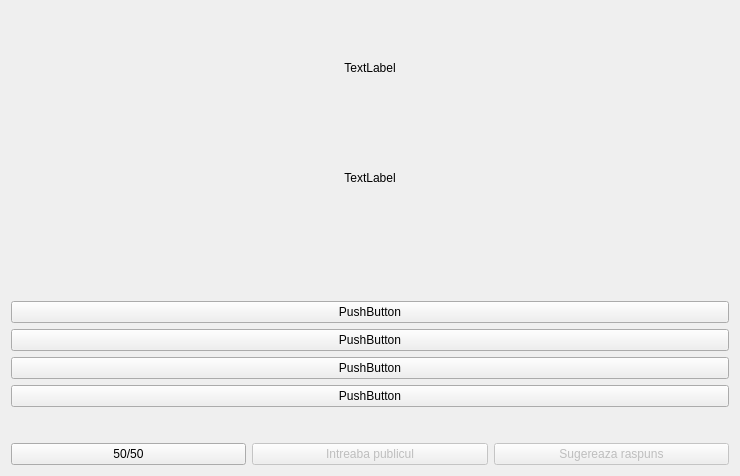
Old version of the form Triviador/UI/forms/MCQuestion.ui in the repository andonealexandru/Triviador.
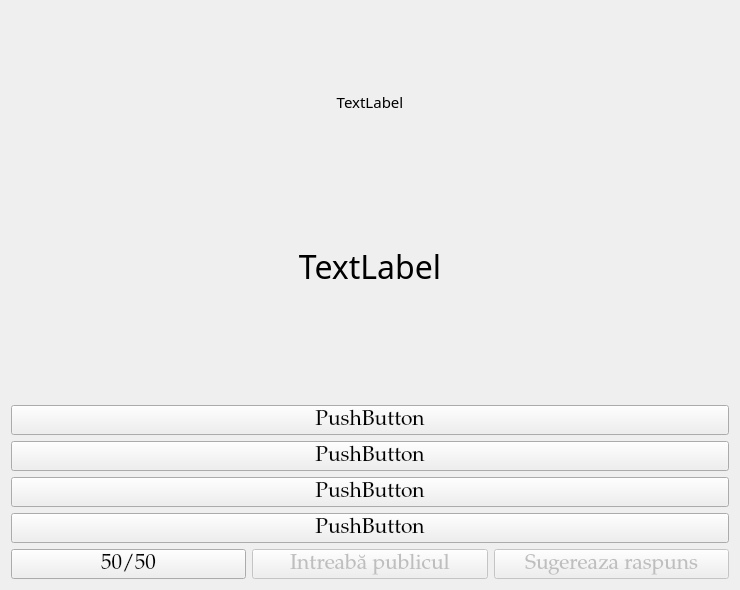
New version of the form.

```diff
--- a/Triviador/UI/forms/MCQuestion.ui
+++ b/Triviador/UI/forms/MCQuestion.ui
@@ -28,13 +28,19 @@
         <property name="sizeHint" stdset="0">
          <size>
           <width>20</width>
-          <height>50</height>
+          <height>80</height>
          </size>
         </property>
        </spacer>
       </item>
       <item>
        <widget class="QLabel" name="mcquestion">
+        <property name="font">
+         <font>
+          <family>MV Boli</family>
+          <pointsize>11</pointsize>
+         </font>
+        </property>
         <property name="text">
          <string>TextLabel</string>
         </property>
@@ -54,7 +60,7 @@
         <property name="sizeHint" stdset="0">
          <size>
           <width>20</width>
-          <height>90</height>
+          <height>125</height>
          </size>
         </property>
        </spacer>
@@ -67,6 +73,12 @@
           <verstretch>0</verstretch>
          </sizepolicy>
         </property>
+        <property name="font">
+         <font>
+          <family>MV Boli</family>
+          <pointsize>24</pointsize>
+         </font>
+        </property>
         <property name="text">
          <string>TextLabel</string>
         </property>
@@ -81,22 +93,28 @@
          <enum>Qt::Vertical</enum>
         </property>
         <property name="sizeType">
-         <enum>QSizePolicy::MinimumExpanding</enum>
+         <enum>QSizePolicy::Fixed</enum>
         </property>
         <property name="sizeHint" stdset="0">
          <size>
           <width>20</width>
-          <height>70</height>
+          <height>110</height>
          </size>
         </property>
        </spacer>
       </item>
       <item>
        <layout class="QGridLayout" name="gridLayout">
-        <item row="7" column="0">
+        <item row="6" column="0">
          <layout class="QHBoxLayout" name="horizontalLayout">
           <item>
            <widget class="QPushButton" name="ho1">
+            <property name="font">
+             <font>
+              <family>Palatino Linotype</family>
+              <pointsize>16</pointsize>
+             </font>
+            </property>
             <property name="text">
              <string>50/50</string>
             </property>
@@ -107,8 +125,14 @@
             <property name="enabled">
              <bool>false</bool>
             </property>
+            <property name="font">
+             <font>
+              <family>Palatino Linotype</family>
+              <pointsize>16</pointsize>
+             </font>
+            </property>
             <property name="text">
-             <string>Intreaba publicul</string>
+             <string>Intreabă publicul</string>
             </property>
            </widget>
           </item>
@@ -117,6 +141,12 @@
             <property name="enabled">
              <bool>false</bool>
             </property>
+            <property name="font">
+             <font>
+              <family>Palatino Linotype</family>
+              <pointsize>16</pointsize>
+             </font>
+            </property>
             <property name="text">
              <string>Sugereaza raspuns</string>
             </property>
@@ -133,29 +163,38 @@
         </item>
         <item row="1" column="0">
          <widget class="QPushButton" name="a2">
+          <property name="font">
+           <font>
+            <family>Palatino Linotype</family>
+            <pointsize>16</pointsize>
+           </font>
+          </property>
           <property name="text">
            <string>PushButton</string>
           </property>
          </widget>
         </item>
-        <item row="6" column="0">
-         <spacer name="verticalSpacer">
-          <property name="orientation">
-           <enum>Qt::Vertical</enum>
+        <item row="0" column="0">
+         <widget class="QPushButton" name="a1">
+          <property name="font">
+           <font>
+            <family>Palatino Linotype</family>
+            <pointsize>16</pointsize>
+           </font>
           </property>
-          <property name="sizeType">
-           <enum>QSizePolicy::Fixed</enum>
+          <property name="text">
+           <string>PushButton</string>
           </property>
-          <property name="sizeHint" stdset="0">
-           <size>
-            <width>78</width>
-            <height>30</height>
-           </size>
-          </property>
-         </spacer>
+         </widget>
         </item>
         <item row="5" column="0">
          <widget class="QPushButton" name="a4">
+          <property name="font">
+           <font>
+            <family>Palatino Linotype</family>
+            <pointsize>16</pointsize>
+           </font>
+          </property>
           <property name="text">
            <string>PushButton</string>
           </property>
@@ -163,6 +202,12 @@
         </item>
         <item row="2" column="0">
          <widget class="QPushButton" name="a3">
+          <property name="font">
+           <font>
+            <family>Palatino Linotype</family>
+            <pointsize>16</pointsize>
+           </font>
+          </property>
           <property name="text">
            <string>PushButton</string>
           </property>
```
Left out of the diff: 7 changed lines with no effect on the pictures.
